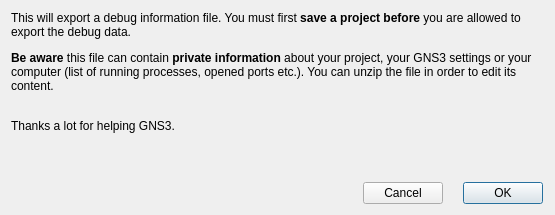
Above: gns3/ui/export_debug_dialog.ui from mpplab/MNSS before the change. Below: the same form after it.
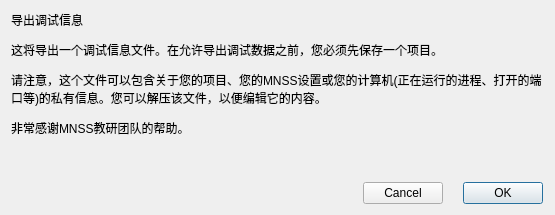
That is the form after the change.

Diff of the .ui file:
```diff
--- a/gns3/ui/export_debug_dialog.ui
+++ b/gns3/ui/export_debug_dialog.ui
@@ -26,7 +26,7 @@
    <item>
     <widget class="QLabel" name="label">
      <property name="text">
-      <string>&lt;html&gt;&lt;head/&gt;&lt;body&gt;&lt;p&gt;This will export a debug information file. You must first&lt;span style=&quot; font-weight:600;&quot;&gt; save a project before&lt;/span&gt; you are allowed to export the debug data.&lt;/p&gt;&lt;p&gt;&lt;span style=&quot; font-weight:600;&quot;&gt;Be aware&lt;/span&gt; this file can contain &lt;span style=&quot; font-weight:600;&quot;&gt;private information&lt;/span&gt; about your project, your GNS3 settings or your computer (list of running processes, opened ports etc.). You can unzip the file in order to edit its content.&lt;/p&gt;&lt;p&gt;&lt;br/&gt;Thanks a lot for helping GNS3.&lt;/p&gt;&lt;/body&gt;&lt;/html&gt;</string>
+      <string>&lt;html&gt;&lt;head/&gt;&lt;body&gt;&lt;p&gt;&lt;span style=&quot; font-family:'宋体'; color:#000000;&quot;&gt;导出调试信息&lt;/span&gt;&lt;/p&gt;&lt;p&gt;&lt;span style=&quot; font-family:'宋体'; color:#000000;&quot;&gt;这将导出一个调试信息文件。在允许导出调试数据之前，您必须先保存一个项目。&lt;/span&gt;&lt;/p&gt;&lt;p&gt;&lt;span style=&quot; font-family:'宋体'; color:#000000;&quot;&gt;请注意，这个文件可以包含关于您的项目、您的MNSS设置或您的计算机&lt;/span&gt;&lt;span style=&quot; font-family:'Calibri'; color:#000000;&quot;&gt;(&lt;/span&gt;&lt;span style=&quot; font-family:'宋体'; color:#000000;&quot;&gt;正在运行的进程、打开的端口等&lt;/span&gt;&lt;span style=&quot; font-family:'Calibri'; color:#000000;&quot;&gt;)&lt;/span&gt;&lt;span style=&quot; font-family:'宋体'; color:#000000;&quot;&gt;的私有信息。您可以解压该文件，以便编辑它的内容。&lt;/span&gt;&lt;/p&gt;&lt;p&gt;&lt;span style=&quot; font-family:'宋体'; color:#000000;&quot;&gt;非常感谢MNSS教研团队的帮助。&lt;/span&gt;&lt;/p&gt;&lt;/body&gt;&lt;/html&gt;</string>
      </property>
      <property name="textFormat">
       <enum>Qt::RichText</enum>
```
Left out of the diff: 2 changed lines with no effect on the pictures.
